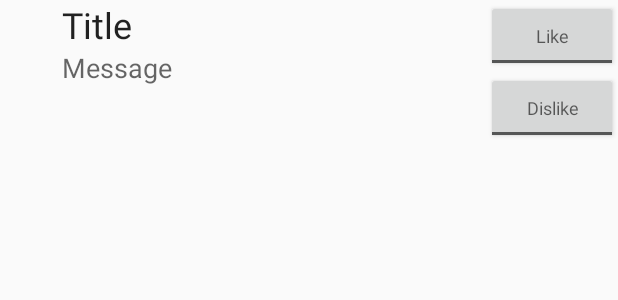
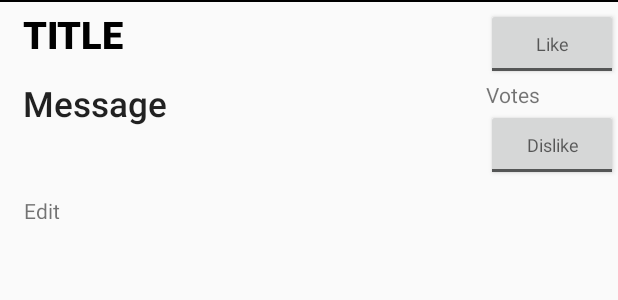
Before and after one commit to ebw219/stats216, an Android app: the layout list_item.xml on its own in the app's theme, with its tools: preview values and no code run, on a phone screen of 412 x 824 dp. Shown: the top 300 px of the screen. Run offline under Robolectric (Android 15) with nearby library versions, the phone set to English and light mode, and no system bars; network calls fail.

Commit message:
updated view and edit button added. added singleton class and working towards being able to add messages from the android app

```diff
--- a/android/Tutorialforlyle/app/src/main/res/layout/activity_main.xml
+++ b/android/Tutorialforlyle/app/src/main/res/layout/activity_main.xml
@@ -30,7 +30,7 @@
         app:srcCompat="@android:drawable/ic_input_add" />
 
     <include
-        android:id="@+id/include"
+        android:id="@+id/item"
         layout="@layout/content_main" />
 
 </android.support.design.widget.CoordinatorLayout>
--- a/android/Tutorialforlyle/app/src/main/res/layout/list_item.xml
+++ b/android/Tutorialforlyle/app/src/main/res/layout/list_item.xml
@@ -9,34 +9,39 @@
         android:id="@+id/listItemTitle"
         android:layout_width="286dp"
         android:layout_height="wrap_content"
+        android:layout_alignBottom="@+id/likeButton"
         android:layout_alignLeft="@+id/listItemText"
         android:layout_alignParentTop="true"
         android:layout_alignStart="@+id/listItemText"
-        android:layout_toLeftOf="@+id/toggleButton"
-        android:layout_toStartOf="@+id/toggleButton"
+        android:layout_toLeftOf="@+id/likeButton"
+        android:layout_toStartOf="@+id/likeButton"
+        android:layout_marginTop="5dp"
         android:hint="Title"
         android:text=""
-        android:textAppearance="@style/TextAppearance.AppCompat.Headline"
+        android:textAppearance="@style/TextAppearance.Design.Tab"
+        android:textColor="@android:color/black"
+        android:textSize="25sp"
+        android:textStyle="bold"
         tools:text="Title" />
 
     <TextView
         android:id="@+id/listItemText"
-        android:layout_width="286dp"
+        android:layout_width="wrap_content"
         android:layout_height="wrap_content"
-        android:layout_alignBottom="@+id/toggleButton2"
-        android:layout_alignLeft="@+id/space"
-        android:layout_alignStart="@+id/space"
+        android:layout_alignBottom="@+id/dislikeButton"
+        android:layout_alignLeft="@+id/space2"
+        android:layout_alignStart="@+id/space2"
         android:layout_below="@+id/listItemTitle"
-        android:layout_toLeftOf="@+id/toggleButton"
-        android:layout_toStartOf="@+id/toggleButton"
+        android:layout_toLeftOf="@+id/likeButton"
         android:layout_weight="0.07"
         android:hint="Message"
         android:text=""
-        android:textAppearance="@style/TextAppearance.AppCompat.Medium"
+        android:textAppearance="@style/TextAppearance.AppCompat.Title"
+        android:textSize="23sp"
         tools:text="Message" />
 
     <ToggleButton
-        android:id="@+id/toggleButton"
+        android:id="@+id/likeButton"
         android:layout_width="70dp"
         android:layout_height="wrap_content"
         android:layout_alignParentTop="true"
@@ -44,32 +49,61 @@
         android:textAppearance="@style/TextAppearance.AppCompat.Caption"
         android:textOff="Like"
         android:textOn="Liked"
+        android:layout_marginTop="5dp"
         android:layout_alignParentRight="true"
         android:layout_alignParentEnd="true"
-        android:layout_alignLeft="@+id/toggleButton2"
-        android:layout_alignStart="@+id/toggleButton2" />
+        android:layout_alignLeft="@+id/dislikeButton"
+        android:layout_alignStart="@+id/dislikeButton" />
 
     <ToggleButton
-        android:id="@+id/toggleButton2"
+        android:id="@+id/dislikeButton"
         android:layout_width="wrap_content"
         android:layout_height="wrap_content"
-        android:layout_alignParentEnd="true"
-        android:layout_alignParentRight="true"
-        android:layout_below="@+id/toggleButton"
         android:text="ToggleButton"
         android:textAppearance="@style/TextAppearance.AppCompat.Caption"
         android:textOff="Dislike"
-        android:textOn="Disliked" />
+        android:textOn="Disliked"
+        android:layout_below="@+id/space2"
+        android:layout_alignParentRight="true"
+        android:layout_alignParentEnd="true" />
+
+    <TextView
+        android:id="@+id/listItemVotes"
+        android:layout_width="wrap_content"
+        android:layout_height="wrap_content"
+        tools:text="Votes"
+        android:layout_below="@+id/likeButton"
+        android:layout_toRightOf="@+id/listItemTitle"
+        android:layout_alignParentRight="true"
+        android:layout_alignParentEnd="true" />
+
+    <Button
+        android:id="@+id/bEdit"
+        style="@style/Widget.AppCompat.Button.Borderless"
+        android:layout_width="55dp"
+        android:layout_height="35dp"
+        android:layout_alignParentLeft="true"
+        android:layout_alignParentStart="true"
+        android:layout_below="@+id/listItemText"
+        android:elevation="0dp"
+        android:text="Edit"
+        android:textAppearance="@style/TextAppearance.AppCompat.Small" />
 
     <Space
         android:layout_width="wrap_content"
         android:layout_height="wrap_content"
         android:layout_alignParentLeft="true"
         android:layout_alignParentStart="true"
-        android:layout_below="@+id/listItemText"
-        android:layout_marginLeft="41dp"
-        android:layout_marginStart="41dp"
-        android:layout_marginTop="16dp"
-        android:id="@+id/space" />
+        android:layout_below="@+id/listItemVotes"
+        android:layout_marginLeft="15dp"
+        android:layout_marginStart="15dp"
+        android:textAlignment="center"
+        android:id="@+id/space2" />
+
+    <View
+        android:layout_width="wrap_content"
+        android:layout_height="1dp"
+        android:background="@android:color/background_dark"
+        android:id="@+id/view" />
 
 </RelativeLayout>
```
Also changed, not shown: android/Tutorialforlyle/app/src/main/java/lyle/cse216/lehigh/edu/tutorialforlyle/EditMessage.java (+33 -29 lines), android/Tutorialforlyle/app/src/main/java/lyle/cse216/lehigh/edu/tutorialforlyle/ItemListAdapter.java (+25 -3 lines), android/Tutorialforlyle/app/src/main/java/lyle/cse216/lehigh/edu/tutorialforlyle/MainActivity.java (+38 -69 lines), android/Tutorialforlyle/app/src/main/java/lyle/cse216/lehigh/edu/tutorialforlyle/NewMessage.java (+50 -34 lines), android/Tutorialforlyle/app/src/main/java/lyle/cse216/lehigh/edu/tutorialforlyle/mySingleton.java (added, +172 -0 lines), android/Tutorialforlyle/app/src/main/res/layout/content_main.xml (+3 -4 lines), 24 other files.
